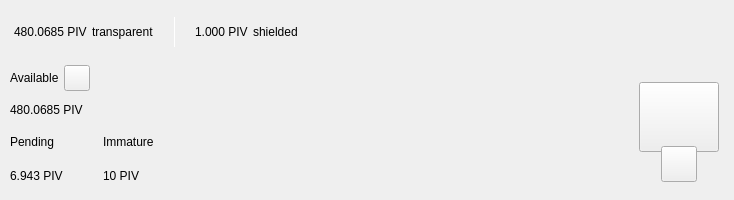
Above: src/qt/dogec/forms/topbar.ui from kyeno/dogecash before the change. Below: the same form after it.
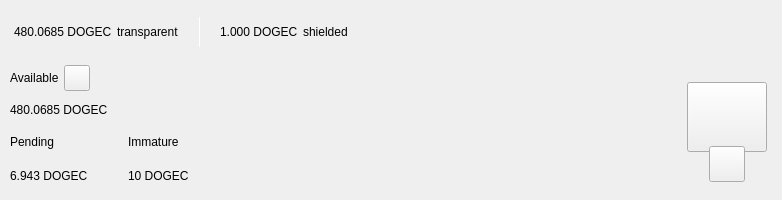
That is the form after the change. Custom widgets are drawn as their Qt base class.

Commit message: PIV<>DOGEC

What changed in the file:
```diff
--- a/src/qt/dogec/forms/topbar.ui
+++ b/src/qt/dogec/forms/topbar.ui
@@ -119,7 +119,7 @@
                <string notr="true">padding:0px;margin:0px;</string>
               </property>
               <property name="text">
-               <string notr="true">480.0685 PIV</string>
+               <string notr="true">480.0685 DOGEC</string>
               </property>
              </widget>
             </item>
@@ -195,7 +195,7 @@
                </size>
               </property>
               <property name="text">
-               <string notr="true">1.000 PIV</string>
+               <string notr="true">1.000 DOGEC</string>
               </property>
              </widget>
             </item>
@@ -474,7 +474,7 @@
              <item>
               <widget class="QLabel" name="labelAmountPiv">
                <property name="text">
-                <string notr="true">480.0685 PIV</string>
+                <string notr="true">480.0685 DOGEC</string>
                </property>
               </widget>
              </item>
@@ -529,7 +529,7 @@
                  <item>
                   <widget class="QLabel" name="labelPendingPiv">
                    <property name="text">
-                    <string notr="true">6.943 PIV</string>
+                    <string notr="true">6.943 DOGEC</string>
                    </property>
                   </widget>
                  </item>
@@ -583,7 +583,7 @@
                  <item>
                   <widget class="QLabel" name="labelImmaturePiv">
                    <property name="text">
-                    <string notr="true">10 PIV</string>
+                    <string notr="true">10 DOGEC</string>
                    </property>
                   </widget>
                  </item>
```
The commit also changes 557 other files.
